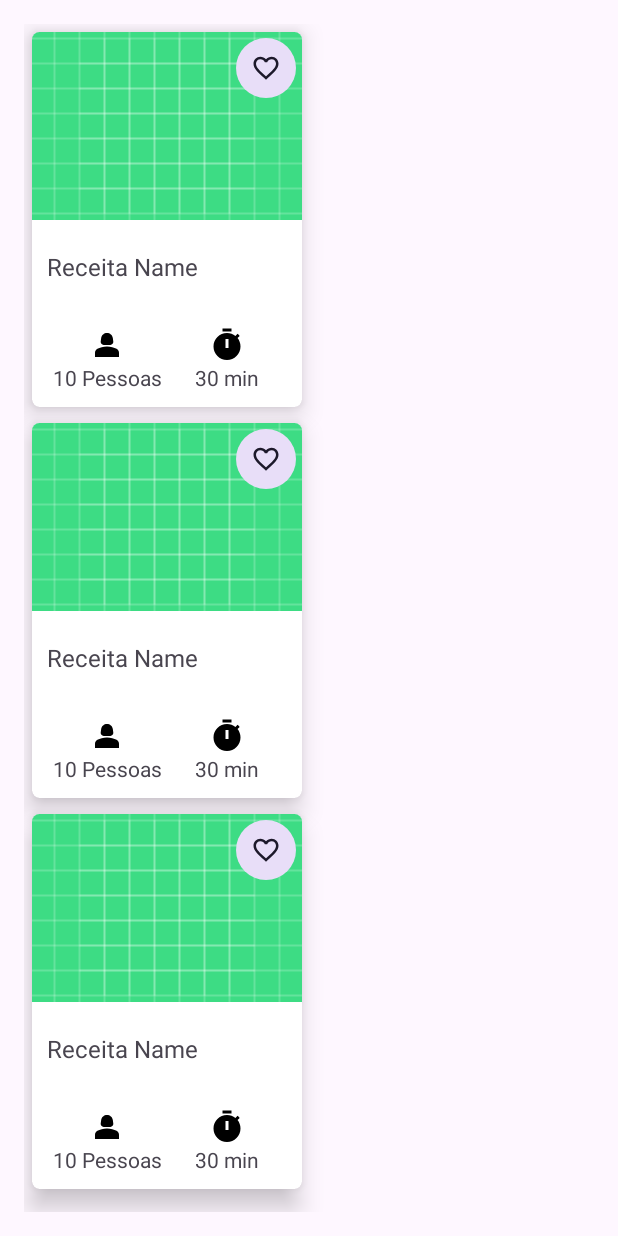
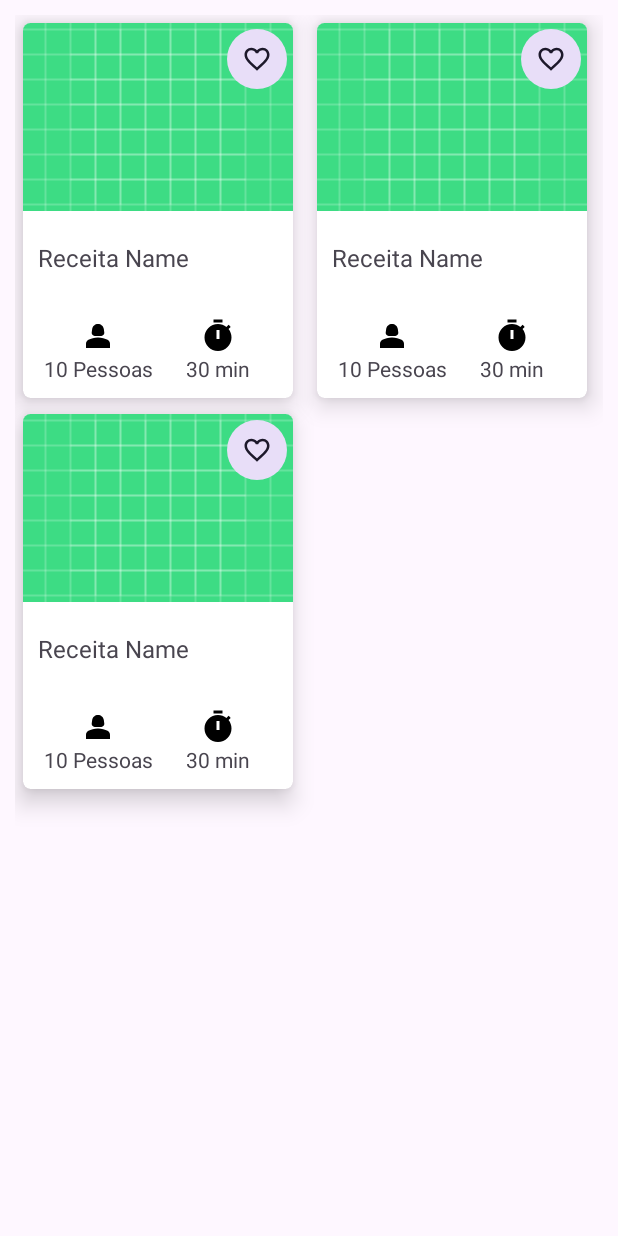
Before and after one commit to UenoSilva/TopReceitasApp, an Android app: the layout fragment_receitas.xml on its own in the app's theme, with its tools: preview values and no code run, on a phone screen of 412 x 824 dp. Run offline under Robolectric (Android 15) with nearby library versions, the phone set to English and light mode, and no system bars.

Commit message:
feat: implementando o xml

```diff
--- a/app/src/main/res/layout/fragment_receitas.xml
+++ b/app/src/main/res/layout/fragment_receitas.xml
@@ -4,8 +4,7 @@
     android:layout_width="match_parent"
     android:layout_height="match_parent"
     xmlns:app="http://schemas.android.com/apk/res-auto"
-    tools:context=".ui.fragments.ReceitasFragment"
-    android:layout_margin="16dp">
+    tools:context=".ui.fragments.ReceitasFragment" >
 
     <androidx.recyclerview.widget.RecyclerView
         android:id="@+id/rv_receitas"
@@ -14,6 +13,9 @@
         app:layout_constraintTop_toTopOf="parent"
         tools:listitem="@layout/receita_item"
         app:layoutManager="androidx.recyclerview.widget.GridLayoutManager"
+        app:spanCount="2"
+        android:orientation="vertical"
+        android:layout_margin="10dp"
         app:layout_constraintStart_toStartOf="parent"
         app:layout_constraintBottom_toBottomOf="parent"
         app:layout_constraintEnd_toEndOf="parent"/>
```
